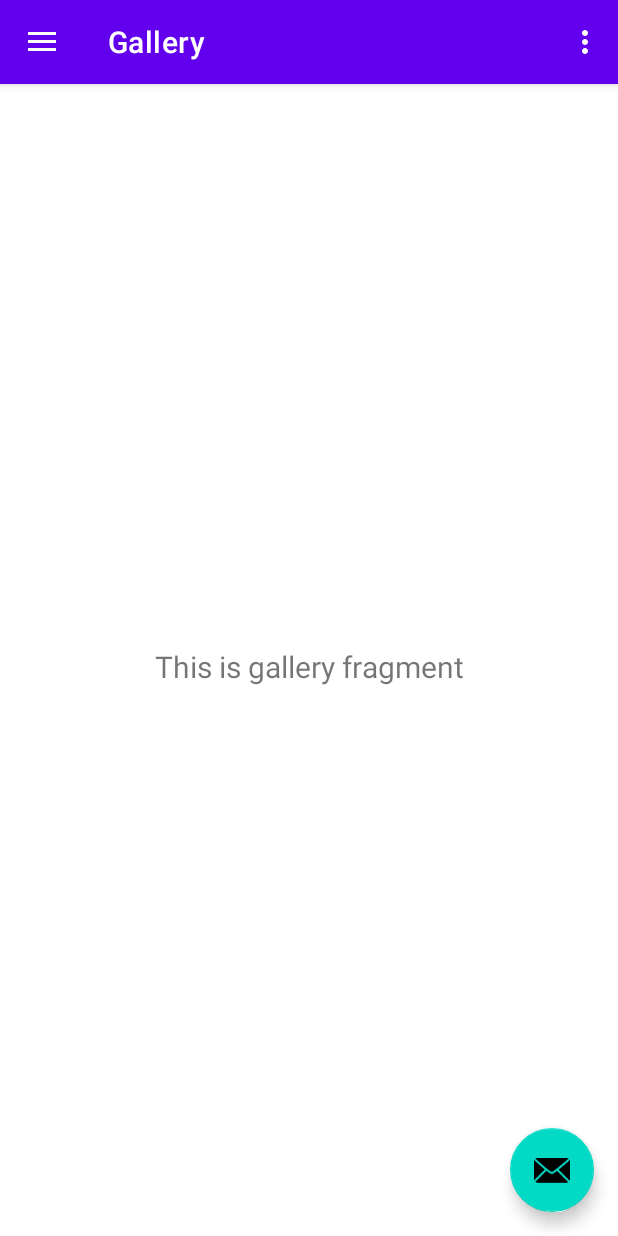
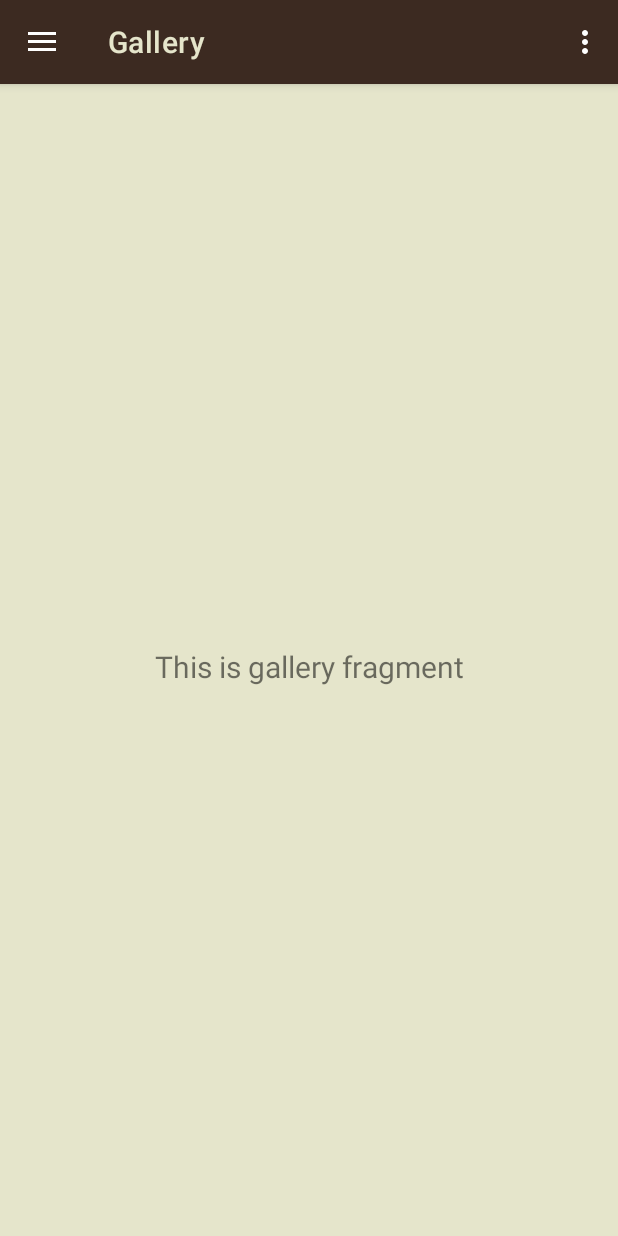
Before and after one commit to TimeMap-Studios/TimeMap, an Android app: the screen it shows after launch (MainActivity), in the side drawer, after a tap on "Gallery", on a phone screen of 412 x 824 dp. Run offline under Robolectric (Android 15) with nearby library versions, the phone set to English and light mode, and no system bars; our stand-ins replace navigation-ui.

Commit message:
changed theme for all views

```diff
--- a/app/src/main/java/com/example/timemap/MainActivity.java
+++ b/app/src/main/java/com/example/timemap/MainActivity.java
@@ -29,13 +29,7 @@ public class MainActivity extends AppCompatActivity {
         setContentView(binding.getRoot());
 
         setSupportActionBar(binding.appBarMain.toolbar);
-        binding.appBarMain.fab.setOnClickListener(new View.OnClickListener() {
-            @Override
-            public void onClick(View view) {
-                Snackbar.make(view, "Replace with your own action", Snackbar.LENGTH_LONG)
-                        .setAction("Action", null).show();
-            }
-        });
+
         DrawerLayout drawer = binding.drawerLayout;
         NavigationView navigationView = binding.navView;
         // Passing each menu ID as a set of Ids because each
--- a/app/src/main/res/layout/app_bar_main.xml
+++ b/app/src/main/res/layout/app_bar_main.xml
@@ -16,19 +16,11 @@
             android:layout_width="match_parent"
             android:layout_height="?attr/actionBarSize"
             android:background="?attr/colorPrimary"
-            app:popupTheme="@style/Theme.TimeMap.PopupOverlay" />
+            app:popupTheme="@style/Theme.TimeMap.PopupOverlay"
+            app:titleTextColor="@color/beige" />
 
     </com.google.android.material.appbar.AppBarLayout>
 
     <include layout="@layout/content_main" />
 
-    <com.google.android.material.floatingactionbutton.FloatingActionButton
-        android:id="@+id/fab"
-        android:layout_width="wrap_content"
-        android:layout_height="wrap_content"
-        android:layout_gravity="bottom|end"
-        android:layout_marginEnd="@dimen/fab_margin"
-        android:layout_marginBottom="16dp"
-        app:srcCompat="@android:drawable/ic_dialog_email" />
-
 </androidx.coordinatorlayout.widget.CoordinatorLayout>
--- a/app/src/main/res/layout/content_main.xml
+++ b/app/src/main/res/layout/content_main.xml
@@ -4,6 +4,7 @@
     xmlns:tools="http://schemas.android.com/tools"
     android:layout_width="match_parent"
     android:layout_height="match_parent"
+    android:background="@color/beige"
     app:layout_behavior="@string/appbar_scrolling_view_behavior"
     tools:showIn="@layout/app_bar_main">
 
--- a/app/src/main/res/values/themes.xml
+++ b/app/src/main/res/values/themes.xml
@@ -2,15 +2,15 @@
     <!-- Base application theme. -->
     <style name="Theme.TimeMap" parent="Theme.MaterialComponents.DayNight.DarkActionBar">
         <!-- Primary brand color. -->
-        <item name="colorPrimary">@color/purple_500</item>
-        <item name="colorPrimaryVariant">@color/purple_700</item>
-        <item name="colorOnPrimary">@color/white</item>
+        <item name="colorPrimary">@color/brown</item>
+        <item name="colorPrimaryVariant">@color/beige</item>
+        <item name="colorOnPrimary">@color/dark_beige</item>
         <!-- Secondary brand color. -->
         <item name="colorSecondary">@color/teal_200</item>
         <item name="colorSecondaryVariant">@color/teal_700</item>
         <item name="colorOnSecondary">@color/black</item>
         <!-- Status bar color. -->
-        <item name="android:statusBarColor">?attr/colorPrimaryVariant</item>
+        <item name="android:statusBarColor">@color/dark_brown</item>
         <!-- Customize your theme here. -->
     </style>
 
```
